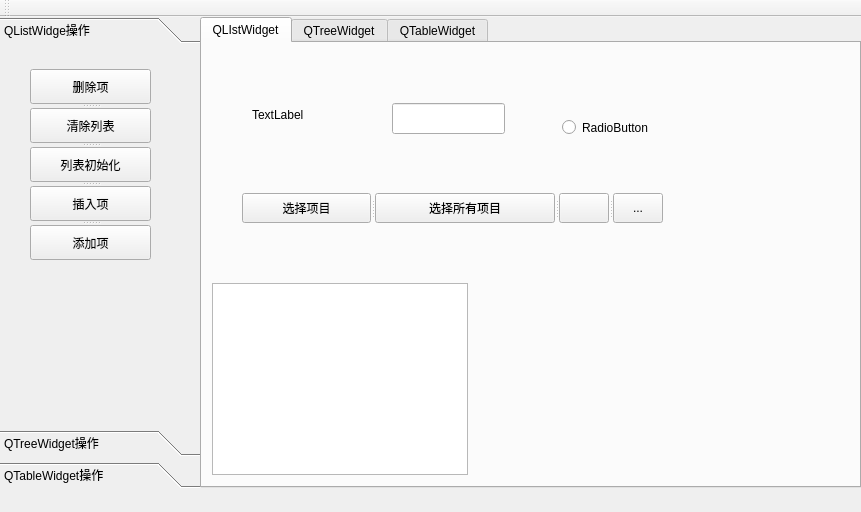
Above: qt5/program10/mainwindow.ui from q1248/Cpp-study-program before the change. Below: the same form after it.
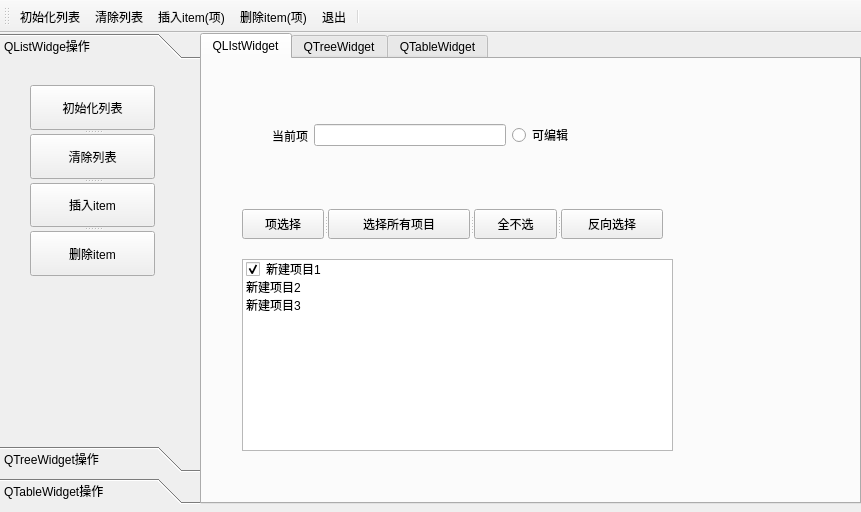
That is the form after the change. Icons and pictures are not drawn.

Patch:
```diff
--- a/qt5/program10/mainwindow.ui
+++ b/qt5/program10/mainwindow.ui
@@ -43,7 +43,7 @@
        <rect>
         <x>30</x>
         <y>20</y>
-        <width>121</width>
+        <width>125</width>
         <height>191</height>
        </rect>
       </property>
@@ -55,27 +55,37 @@
          </property>
          <widget class="QToolButton" name="toolButton_5">
           <property name="text">
-           <string>删除项</string>
+           <string>初始化列表</string>
+          </property>
+          <property name="toolButtonStyle">
+           <enum>Qt::ToolButtonTextBesideIcon</enum>
           </property>
          </widget>
          <widget class="QToolButton" name="toolButton_2">
           <property name="text">
            <string>清除列表</string>
           </property>
-         </widget>
-         <widget class="QToolButton" name="toolButton">
-          <property name="text">
-           <string>列表初始化</string>
+          <property name="toolButtonStyle">
+           <enum>Qt::ToolButtonTextBesideIcon</enum>
           </property>
          </widget>
          <widget class="QToolButton" name="toolButton_3">
           <property name="text">
-           <string>插入项</string>
+           <string>插入item</string>
+          </property>
+          <property name="toolButtonStyle">
+           <enum>Qt::ToolButtonTextBesideIcon</enum>
           </property>
          </widget>
          <widget class="QToolButton" name="toolButton_4">
+          <property name="layoutDirection">
+           <enum>Qt::LeftToRight</enum>
+          </property>
           <property name="text">
-           <string>添加项</string>
+           <string>删除item</string>
+          </property>
+          <property name="toolButtonStyle">
+           <enum>Qt::ToolButtonTextBesideIcon</enum>
           </property>
          </widget>
         </widget>
@@ -129,48 +139,54 @@
      <widget class="QListWidget" name="listWidget">
       <property name="geometry">
        <rect>
-        <x>10</x>
-        <y>240</y>
-        <width>256</width>
+        <x>40</x>
+        <y>200</y>
+        <width>431</width>
         <height>192</height>
        </rect>
       </property>
-     </widget>
-     <widget class="QLabel" name="label">
-      <property name="geometry">
-       <rect>
-        <x>50</x>
-        <y>60</y>
-        <width>78</width>
-        <height>23</height>
-       </rect>
-      </property>
-      <property name="text">
-       <string>TextLabel</string>
-      </property>
-     </widget>
-     <widget class="QLineEdit" name="lineEdit">
-      <property name="geometry">
-       <rect>
-        <x>190</x>
-        <y>60</y>
-        <width>113</width>
-        <height>31</height>
-       </rect>
-      </property>
-     </widget>
-     <widget class="QRadioButton" name="radioButton">
-      <property name="geometry">
-       <rect>
-        <x>360</x>
-        <y>70</y>
-        <width>127</width>
-        <height>29</height>
-       </rect>
-      </property>
-      <property name="text">
-       <string>RadioButton</string>
-      </property>
+      <item>
+       <property name="text">
+        <string>新建项目1</string>
+       </property>
+       <property name="font">
+        <font>
+         <weight>50</weight>
+         <bold>false</bold>
+        </font>
+       </property>
+       <property name="checkState">
+        <enum>Checked</enum>
+       </property>
+       <property name="flags">
+        <set>ItemIsEditable|ItemIsDragEnabled|ItemIsUserCheckable|ItemIsEnabled</set>
+       </property>
+      </item>
+      <item>
+       <property name="text">
+        <string>新建项目2</string>
+       </property>
+      </item>
+      <item>
+       <property name="text">
+        <string>新建项目3</string>
+       </property>
+       <property name="font">
+        <font>
+         <weight>50</weight>
+         <bold>false</bold>
+        </font>
+       </property>
+       <property name="foreground">
+        <brush brushstyle="NoBrush">
+         <color alpha="255">
+          <red>15</red>
+          <green>41</green>
+          <blue>44</blue>
+         </color>
+        </brush>
+       </property>
+      </item>
      </widget>
      <widget class="QSplitter" name="splitter_2">
       <property name="geometry">
@@ -186,7 +202,7 @@
       </property>
       <widget class="QToolButton" name="toolButton_6">
        <property name="text">
-        <string>选择项目</string>
+        <string>项选择</string>
        </property>
       </widget>
       <widget class="QToolButton" name="toolButton_7">
@@ -196,15 +212,54 @@
       </widget>
       <widget class="QToolButton" name="toolButton_8">
        <property name="text">
-        <string/>
+        <string>全不选</string>
        </property>
       </widget>
       <widget class="QToolButton" name="toolButton_9">
        <property name="text">
-        <string>...</string>
+        <string>反向选择</string>
        </property>
       </widget>
      </widget>
+     <widget class="QWidget" name="layoutWidget">
+      <property name="geometry">
+       <rect>
+        <x>70</x>
+        <y>60</y>
+        <width>301</width>
+        <height>33</height>
+       </rect>
+      </property>
+      <layout class="QHBoxLayout" name="horizontalLayout">
+       <item>
+        <widget class="QLabel" name="label">
+         <property name="text">
+          <string>当前项</string>
+         </property>
+        </widget>
+       </item>
+       <item>
+        <widget class="QLineEdit" name="lineEdit">
+         <property name="text">
+          <string/>
+         </property>
+        </widget>
+       </item>
+       <item>
+        <widget class="QRadioButton" name="radioButton">
+         <property name="text">
+          <string>可编辑</string>
+         </property>
+         <property name="checkable">
+          <bool>true</bool>
+         </property>
+         <property name="checked">
+          <bool>false</bool>
+         </property>
+        </widget>
+       </item>
+      </layout>
+     </widget>
     </widget>
     <widget class="QWidget" name="tab_3">
      <attribute name="title">
@@ -238,7 +293,76 @@
    <attribute name="toolBarBreak">
     <bool>false</bool>
    </attribute>
+   <addaction name="init_list"/>
+   <addaction name="clean_list"/>
+   <addaction name="add_item"/>
+   <addaction name="delete_item"/>
+   <addaction name="exit"/>
+   <addaction name="separator"/>
   </widget>
+  <action name="init_list">
+   <property name="icon">
+    <iconset resource="src.qrc">
+     <normaloff>:/img/init.png</normaloff>:/img/init.png</iconset>
+   </property>
+   <property name="text">
+    <string>初始化列表</string>
+   </property>
+   <property name="priority">
+    <enum>QAction::NormalPriority</enum>
+   </property>
+  </action>
+  <action name="clean_list">
+   <property name="icon">
+    <iconset resource="src.qrc">
+     <normaloff>:/img/清除.png</normaloff>:/img/清除.png</iconset>
+   </property>
+   <property name="text">
+    <string>清除列表</string>
+   </property>
+  </action>
+  <action name="add_item">
+   <property name="icon">
+    <iconset resource="src.qrc">
+     <normaloff>:/img/插入.png</normaloff>:/img/插入.png</iconset>
+   </property>
+   <property name="text">
+    <string>插入item(项)</string>
+   </property>
+  </action>
+  <action name="delete_item">
+   <property name="icon">
+    <iconset resource="src.qrc">
+     <normaloff>:/img/Downloads/删除项目.png</normaloff>:/img/Downloads/删除项目.png</iconset>
+   </property>
+   <property name="text">
+    <string>删除item(项)</string>
+   </property>
+  </action>
+  <action name="select_all">
+   <property name="text">
+    <string>全选</string>
+   </property>
+  </action>
+  <action name="clean_select">
+   <property name="text">
+    <string>全不选</string>
+   </property>
+  </action>
+  <action name="select_un">
+   <property name="text">
+    <string>反选</string>
+   </property>
+  </action>
+  <action name="exit">
+   <property name="icon">
+    <iconset resource="src.qrc">
+     <normaloff>:/img/退出 .png</normaloff>:/img/退出 .png</iconset>
+   </property>
+   <property name="text">
+    <string>退出</string>
+   </property>
+  </action>
  </widget>
  <resources/>
  <connections/>
```
Left out of the diff: 27 changed lines with no effect on the pictures.
